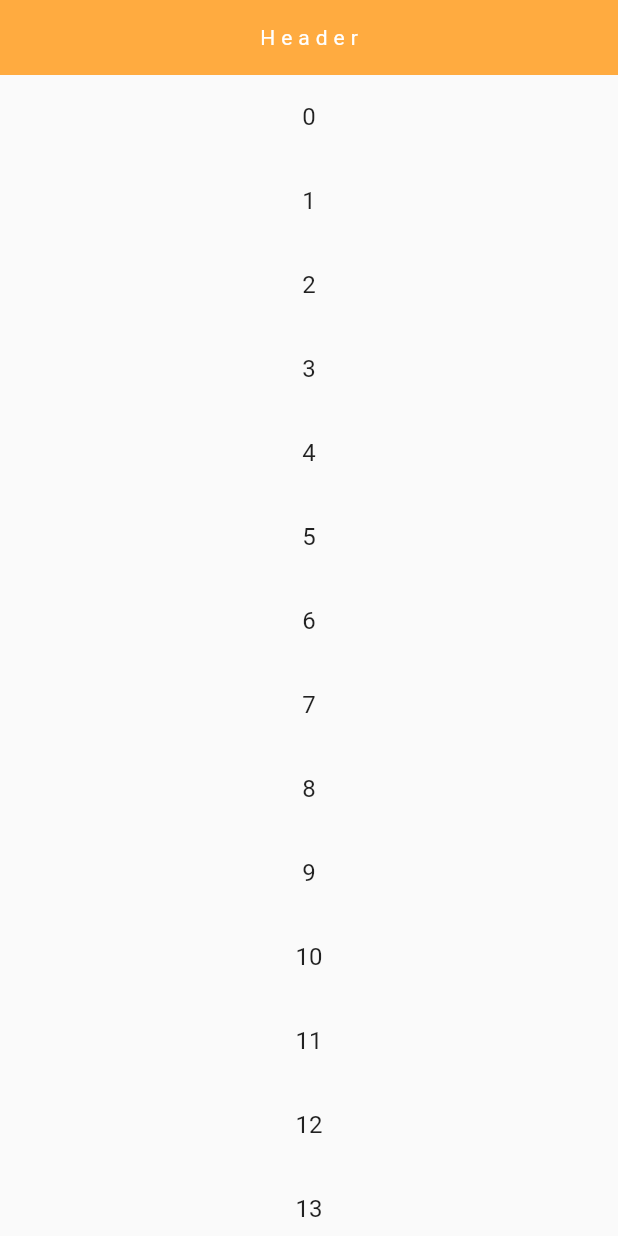
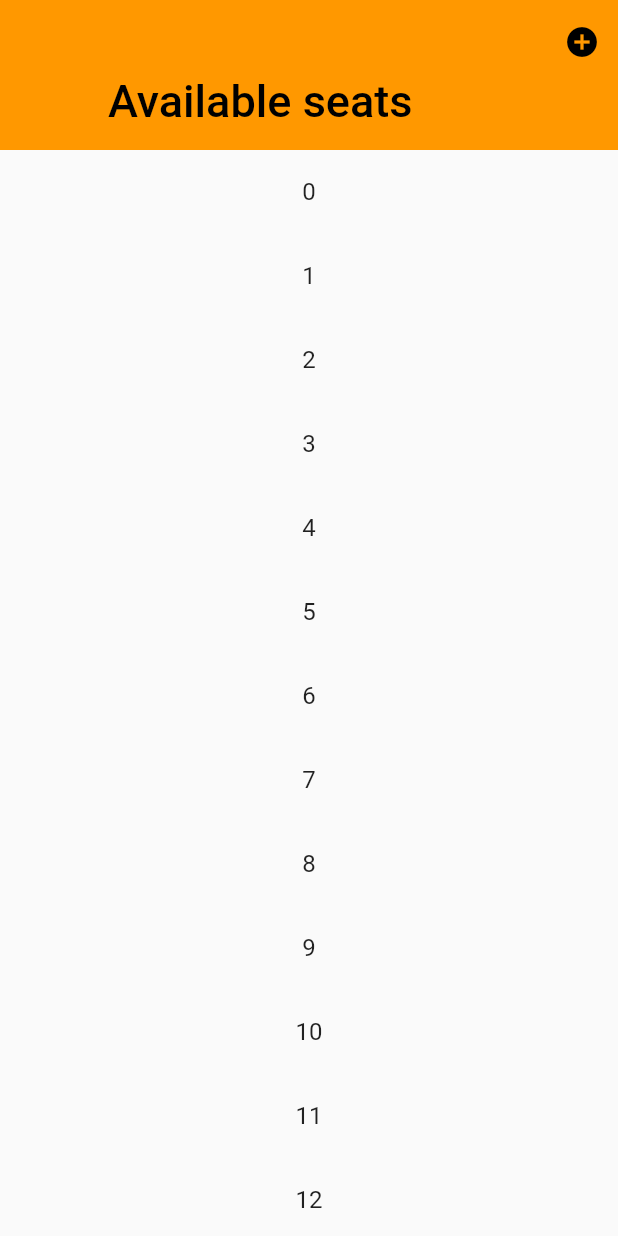
Before and after one commit to obadajasm/Header-Body-Footer-example, a Flutter app: the screen it shows after launch, on a phone screen of 412 x 824 dp. Run offline on Flutter 3.47's test engine with Material 2 defaults, Android fonts, the light colour scheme and no system bars.

Commit message:
user SliverAppBar

```diff
--- a/lib/home_page.dart
+++ b/lib/home_page.dart
@@ -6,20 +6,35 @@ class MyHomePage extends StatelessWidget {
     return Scaffold(
       body: CustomScrollView(
         slivers: [
+          SliverAppBar(
+              expandedHeight: 100.0,
+              floating: true,
+              pinned: false,
+              snap: false,
+              flexibleSpace: const FlexibleSpaceBar(
+                title: Text('Available seats'),
+              ),
+              actions: <Widget>[
+                IconButton(
+                  icon: const Icon(Icons.add_circle),
+                  tooltip: 'Add new entry',
+                  onPressed: () {},
+                ),
+              ]),
           SliverList(
             delegate: SliverChildListDelegate(
               [
-                Container(
-                  width: double.infinity,
-                  height: 50,
-                  color: Colors.orangeAccent,
-                  child: Center(
-                    child: Text(
-                      'Header',
-                      style: TextStyle(color: Colors.white, letterSpacing: 4),
-                    ),
-                  ),
-                ),
+                // Container(
+                //   width: double.infinity,
+                //   height: 50,
+                //   color: Colors.orangeAccent,
+                //   child: Center(
+                //     child: Text(
+                //       'Header',
+                //       style: TextStyle(color: Colors.white, letterSpacing: 4),
+                //     ),
+                //   ),
+                // ),
                 ListView.builder(
                   shrinkWrap: true,
                   itemCount: 100,
```
